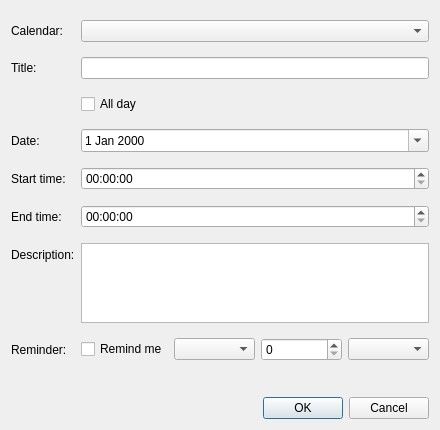
Above: src/calendar/eventdialog.ui from frutality/calendae before the change. Below: the same form after it.
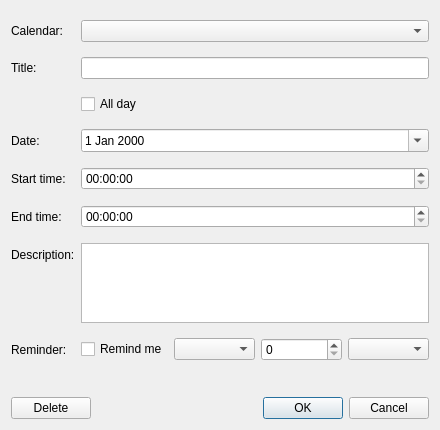
That is the form after the change.

Commit message: Move delete button to prevent misclicks

Patch:
```diff
--- a/src/calendar/eventdialog.ui
+++ b/src/calendar/eventdialog.ui
@@ -141,6 +141,34 @@
     </widget>
    </item>
    <item>
+    <layout class="QHBoxLayout" name="bottomButtonLayout">
+     <item>
+      <widget class="QPushButton" name="deleteButton">
+       <property name="visible">
+        <bool>false</bool>
+       </property>
+       <property name="autoDefault">
+        <bool>false</bool>
+       </property>
+       <property name="text">
+        <string>Delete</string>
+       </property>
+      </widget>
+     </item>
+     <item>
+      <spacer name="bottomButtonSpacer">
+       <property name="orientation">
+        <enum>Qt::Horizontal</enum>
+       </property>
+       <property name="sizeHint" stdset="0">
+        <size>
+         <width>40</width>
+         <height>20</height>
+        </size>
+       </property>
+      </spacer>
+     </item>
+     <item>
     <widget class="QDialogButtonBox" name="buttonBox">
      <property name="orientation">
       <enum>Qt::Horizontal</enum>
@@ -149,6 +177,8 @@
       <set>QDialogButtonBox::Cancel|QDialogButtonBox::Ok</set>
      </property>
     </widget>
+     </item>
+    </layout>
    </item>
   </layout>
  </widget>
```
Lines whose indentation alone changed are shown as unchanged. The commit also changes 1 other file.
